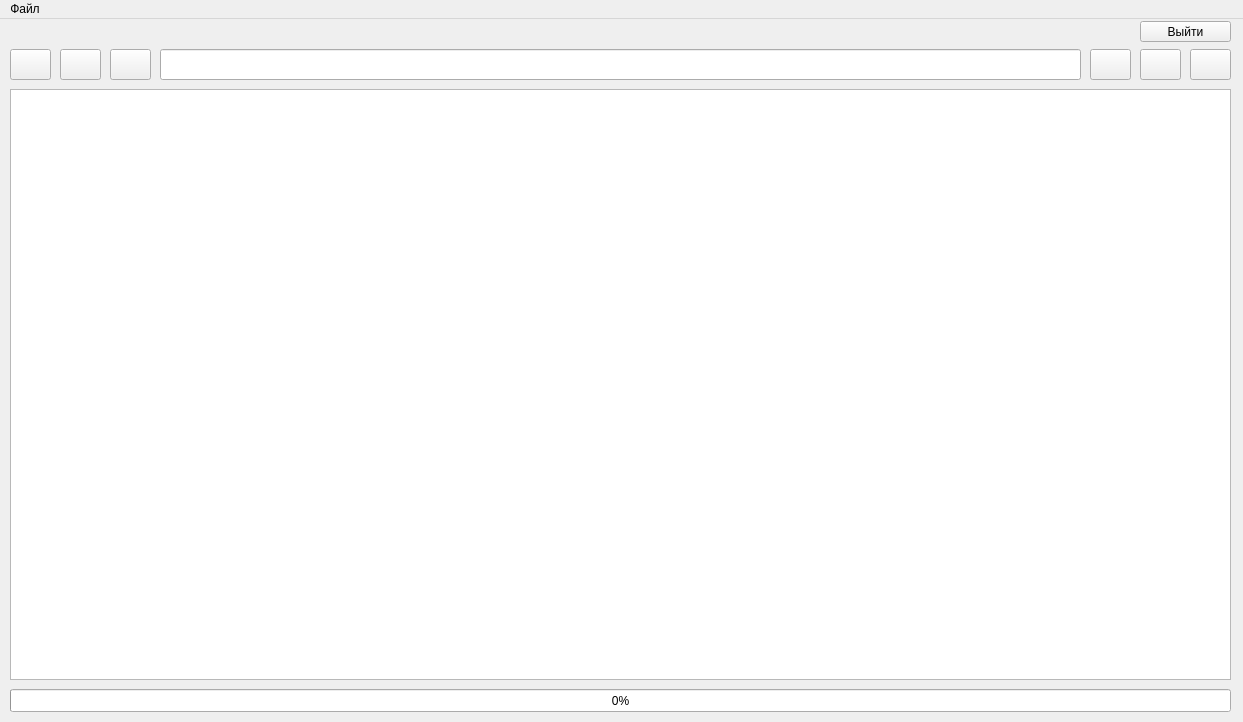
Old version of the form ui/cloud_storage_form.ui in the repository cory23e1/mycloud.
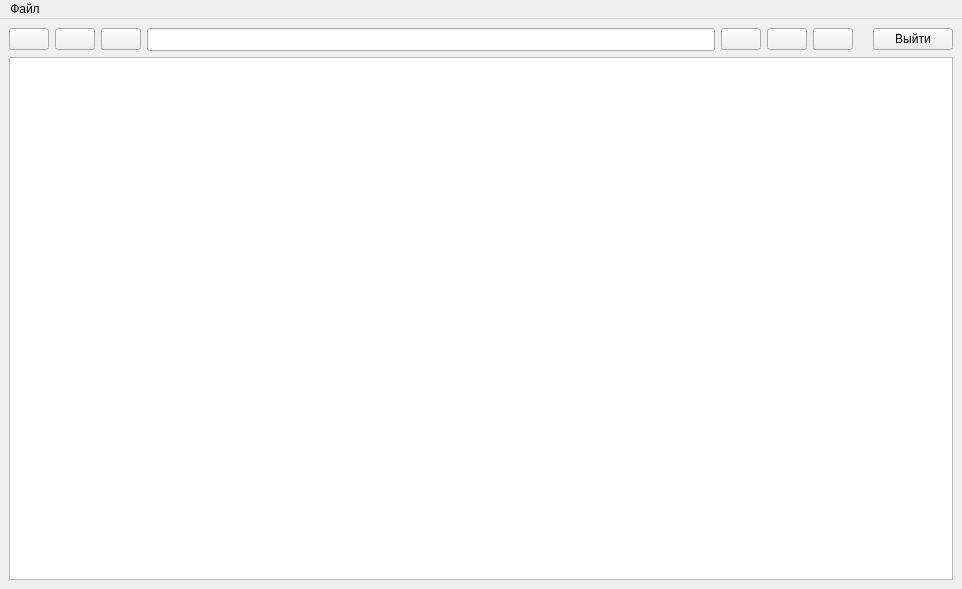
New version of the form. Icons and pictures are not drawn.

The edit to the form file:
```diff
--- a/ui/cloud_storage_form.ui
+++ b/ui/cloud_storage_form.ui
@@ -6,92 +6,19 @@
    <rect>
     <x>0</x>
     <y>0</y>
-    <width>1243</width>
-    <height>722</height>
+    <width>962</width>
+    <height>589</height>
    </rect>
   </property>
   <property name="windowTitle">
    <string>IntroScan Storage</string>
   </property>
   <widget class="QWidget" name="centralwidget">
-   <widget class="QTreeView" name="tv_cloudStorage">
-    <property name="geometry">
-     <rect>
-      <x>10</x>
-      <y>70</y>
-      <width>1221</width>
-      <height>591</height>
-     </rect>
-    </property>
-    <property name="font">
-     <font>
-      <pointsize>12</pointsize>
-     </font>
-    </property>
-    <property name="editTriggers">
-     <set>QAbstractItemView::NoEditTriggers</set>
-    </property>
-   </widget>
-   <widget class="QPushButton" name="btn_back">
-    <property name="geometry">
-     <rect>
-      <x>110</x>
-      <y>30</y>
-      <width>41</width>
-      <height>31</height>
-     </rect>
-    </property>
-    <property name="text">
-     <string/>
-    </property>
-    <property name="icon">
-     <iconset>
-      <normaloff>../img/back-arrow_icon-icons.com_72866.ico</normaloff>../img/back-arrow_icon-icons.com_72866.ico</iconset>
-    </property>
-   </widget>
-   <widget class="QPushButton" name="btn_del">
-    <property name="geometry">
-     <rect>
-      <x>1190</x>
-      <y>30</y>
-      <width>41</width>
-      <height>31</height>
-     </rect>
-    </property>
-    <property name="text">
-     <string/>
-    </property>
-    <property name="icon">
-     <iconset>
-      <normaloff>../img/waste_bin_delete_remove_recycle_icon_123840.ico</normaloff>../img/waste_bin_delete_remove_recycle_icon_123840.ico</iconset>
-    </property>
-   </widget>
-   <widget class="QPushButton" name="btn_upload">
-    <property name="geometry">
-     <rect>
-      <x>1140</x>
-      <y>30</y>
-      <width>41</width>
-      <height>31</height>
-     </rect>
-    </property>
-    <property name="text">
-     <string/>
-    </property>
-    <property name="icon">
-     <iconset>
-      <normaloff>../img/cloud-upload-symbol-with-an-up-arrow-inside_icon-icons.com_56539.ico</normaloff>../img/cloud-upload-symbol-with-an-up-arrow-inside_icon-icons.com_56539.ico</iconset>
-    </property>
-   </widget>
+   <layout class="QVBoxLayout" name="verticalLayout">
+    <item>
+     <layout class="QHBoxLayout" name="horizontalLayout">
+      <item>
    <widget class="QPushButton" name="btn_home">
-    <property name="geometry">
-     <rect>
-      <x>10</x>
-      <y>30</y>
-      <width>41</width>
-      <height>31</height>
-     </rect>
-    </property>
     <property name="text">
      <string/>
     </property>
@@ -100,32 +27,31 @@
       <normaloff>../img/home_icon-icons.com_73532.ico</normaloff>../img/home_icon-icons.com_73532.ico</iconset>
     </property>
    </widget>
-   <widget class="QPushButton" name="btn_download">
-    <property name="geometry">
-     <rect>
-      <x>1090</x>
-      <y>30</y>
-      <width>41</width>
-      <height>31</height>
-     </rect>
-    </property>
+      </item>
+      <item>
+       <widget class="QPushButton" name="make_new_folder_btn">
+        <property name="text">
+         <string/>
+        </property>
+        <property name="icon">
+         <iconset>
+          <normaloff>../img/-create-new-folder_90671.ico</normaloff>../img/-create-new-folder_90671.ico</iconset>
+        </property>
+       </widget>
+      </item>
+      <item>
+       <widget class="QPushButton" name="btn_back">
     <property name="text">
      <string/>
     </property>
     <property name="icon">
      <iconset>
-      <normaloff>../img/download-to-storage-drive_icon-icons.com_73590.ico</normaloff>../img/download-to-storage-drive_icon-icons.com_73590.ico</iconset>
-    </property>
-   </widget>
+          <normaloff>../img/back-arrow_icon-icons.com_72866.ico</normaloff>../img/back-arrow_icon-icons.com_72866.ico</iconset>
+        </property>
+       </widget>
+      </item>
+      <item>
    <widget class="QLineEdit" name="curr_directory_txt">
-    <property name="geometry">
-     <rect>
-      <x>160</x>
-      <y>30</y>
-      <width>921</width>
-      <height>31</height>
-     </rect>
-    </property>
     <property name="font">
      <font>
       <pointsize>10</pointsize>
@@ -138,53 +64,45 @@
      <set>Qt::AlignJustify|Qt::AlignVCenter</set>
     </property>
     <property name="readOnly">
-     <bool>false</bool>
-    </property>
-   </widget>
-   <widget class="QProgressBar" name="progressBar">
-    <property name="geometry">
-     <rect>
-      <x>10</x>
-      <y>670</y>
-      <width>1221</width>
-      <height>23</height>
-     </rect>
-    </property>
-    <property name="value">
-     <number>0</number>
-    </property>
-    <property name="alignment">
-     <set>Qt::AlignJustify|Qt::AlignVCenter</set>
-    </property>
-    <property name="textDirection">
-     <enum>QProgressBar::TopToBottom</enum>
-    </property>
-   </widget>
-   <widget class="QLabel" name="progress_bar_lbl">
-    <property name="geometry">
-     <rect>
-      <x>650</x>
-      <y>670</y>
-      <width>571</width>
-      <height>20</height>
-     </rect>
-    </property>
+         <bool>true</bool>
+        </property>
+       </widget>
+      </item>
+      <item>
+       <widget class="QPushButton" name="btn_download">
+        <property name="text">
+         <string/>
+        </property>
+        <property name="icon">
+         <iconset>
+          <normaloff>../img/download-to-storage-drive_icon-icons.com_73590.ico</normaloff>../img/download-to-storage-drive_icon-icons.com_73590.ico</iconset>
+        </property>
+       </widget>
+      </item>
+      <item>
+       <widget class="QPushButton" name="btn_upload">
+        <property name="text">
+         <string/>
+        </property>
+        <property name="icon">
+         <iconset>
+          <normaloff>../img/cloud-upload-symbol-with-an-up-arrow-inside_icon-icons.com_56539.ico</normaloff>../img/cloud-upload-symbol-with-an-up-arrow-inside_icon-icons.com_56539.ico</iconset>
+        </property>
+       </widget>
+      </item>
+      <item>
+       <widget class="QPushButton" name="btn_del">
     <property name="text">
      <string/>
     </property>
-    <property name="alignment">
-     <set>Qt::AlignRight|Qt::AlignTrailing|Qt::AlignVCenter</set>
-    </property>
-   </widget>
+        <property name="icon">
+         <iconset>
+          <normaloff>../img/waste_bin_delete_remove_recycle_icon_123840.ico</normaloff>../img/waste_bin_delete_remove_recycle_icon_123840.ico</iconset>
+        </property>
+       </widget>
+      </item>
+      <item>
    <widget class="QLabel" name="current_user_lbl">
-    <property name="geometry">
-     <rect>
-      <x>16</x>
-      <y>0</y>
-      <width>1111</width>
-      <height>20</height>
-     </rect>
-    </property>
     <property name="font">
      <font>
       <pointsize>10</pointsize>
@@ -199,43 +117,40 @@
      <set>Qt::AlignLeading|Qt::AlignLeft|Qt::AlignVCenter</set>
     </property>
    </widget>
+      </item>
+      <item>
    <widget class="QPushButton" name="change_acc_btn">
-    <property name="geometry">
-     <rect>
-      <x>1140</x>
-      <y>2</y>
-      <width>91</width>
-      <height>21</height>
-     </rect>
-    </property>
     <property name="text">
      <string>Выйти</string>
     </property>
    </widget>
-   <widget class="QPushButton" name="make_new_folder_btn">
-    <property name="geometry">
-     <rect>
-      <x>60</x>
-      <y>30</y>
-      <width>41</width>
-      <height>31</height>
-     </rect>
-    </property>
-    <property name="text">
-     <string/>
-    </property>
-    <property name="icon">
-     <iconset>
-      <normaloff>../img/-create-new-folder_90671.ico</normaloff>../img/-create-new-folder_90671.ico</iconset>
-    </property>
-   </widget>
+      </item>
+     </layout>
+    </item>
+    <item>
+     <layout class="QVBoxLayout" name="verticalLayout_2">
+      <item>
+       <widget class="QTreeView" name="tv_cloudStorage">
+        <property name="font">
+         <font>
+          <pointsize>12</pointsize>
+         </font>
+        </property>
+        <property name="editTriggers">
+         <set>QAbstractItemView::NoEditTriggers</set>
+        </property>
+       </widget>
+      </item>
+     </layout>
+    </item>
+   </layout>
   </widget>
   <widget class="QMenuBar" name="menubar">
    <property name="geometry">
     <rect>
      <x>0</x>
      <y>0</y>
-     <width>1243</width>
+     <width>962</width>
      <height>21</height>
     </rect>
    </property>
```
Lines whose indentation alone changed are shown as unchanged.
